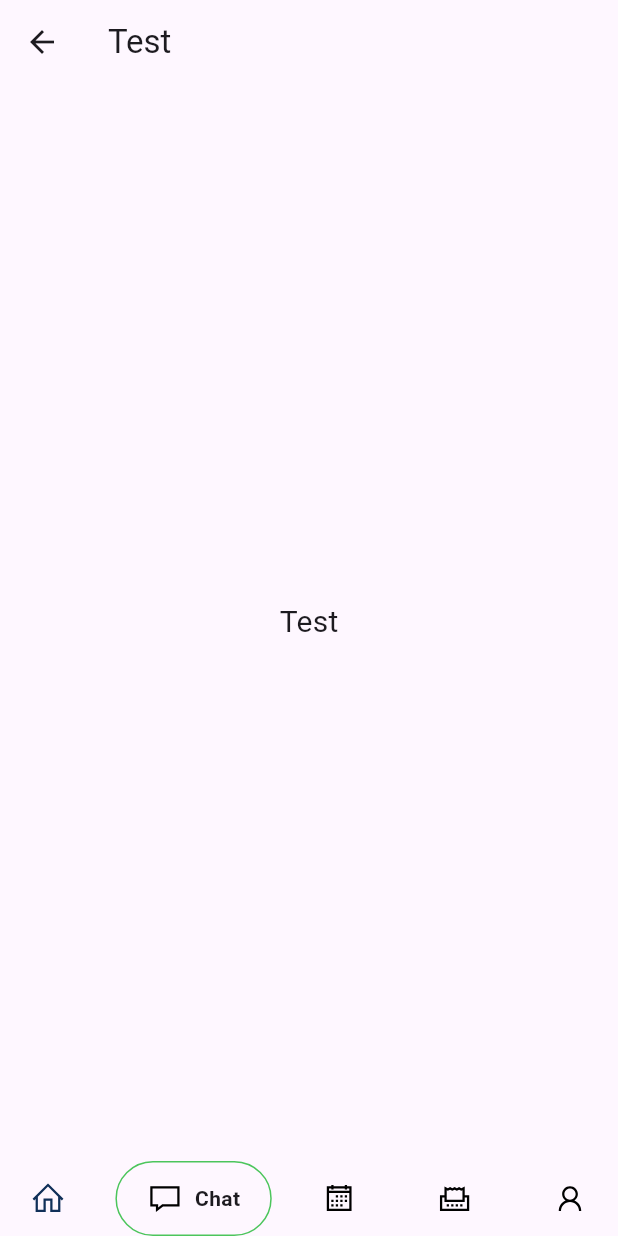
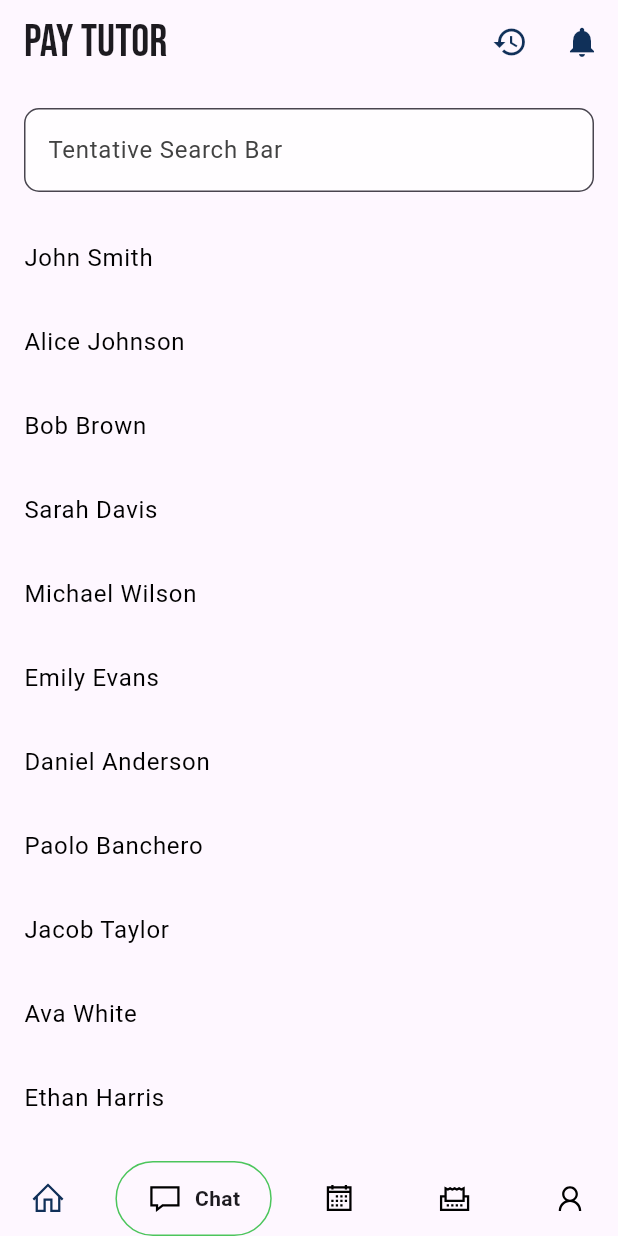
Before and after one commit to 707moments/projikt, a Flutter app: the PaymentScreen screen opened by its route, item 2 of the bottom bar chosen, on a phone screen of 412 x 824 dp. Run offline on Flutter 3.47's test engine with Material 2 defaults, Android fonts, the phone set to English and light mode, and no system bars; drawn by our look-alikes of google_nav_bar; our stand-ins replace dropdown_button2, flutter_animate, line_icons; missing offline and left inert: flutter_animated_button.

Commit message:
First Screen ni PSystem Pupil Done.

```diff
--- a/lib/customnavbar.dart
+++ b/lib/customnavbar.dart
@@ -5,6 +5,9 @@ import 'package:google_nav_bar/google_nav_bar.dart';
 import 'package:line_icons/line_icons.dart';
 import 'package:appdevproject/main.dart';
 import 'package:appdevproject/profile_screen.dart';
+
+
+// problem: overflow, right side, when home
 
 class CustomNavBar extends StatefulWidget {
   @override
--- a/lib/paymentscreen.dart
+++ b/lib/paymentscreen.dart
@@ -1,5 +1,12 @@
 import 'package:appdevproject/customnavbar.dart';
 import 'package:flutter/material.dart';
+
+/*
+TODO:
+1. Hiwalay ang hover to another dart file
+2. Find a better way to improve visibility sa list
+3. Better hover animation, current one sucks and feels slow and janky
+*/
 
 class PaymentScreen extends StatefulWidget {
   @override
@@ -7,26 +14,136 @@ class PaymentScreen extends StatefulWidget {
 }
 
 class _PaymentScreenState extends State<PaymentScreen> {
+  final List<String> items = [
+    'John Smith', 'Alice Johnson', 'Bob Brown', 'Sarah Davis', 'Michael Wilson',
+    'Emily Evans', 'Daniel Anderson', 'Paolo Banchero', 'Jacob Taylor', 'Ava White',
+    'Ethan Harris', 'Sophia Clark', 'Mia Lewis', 'Noah Hall', 'Charlotte Young',
+    'Liam Turner', 'Amelia Walker', 'Harper Harris', 'Evelyn Jackson', 'Logan White',
+    'Abigail Scott', 'Elijah Adams', 'Elizabeth Baker', 'James Lewis', 'Sofia Wright',
+    'Grace King', 'Lucas Mitchell', 'Chloe Lee', 'Benjamin Green', 'Victoria Carter',
+    'Henry Hill', 'Lily Morris', 'Zoe Phillips', 'Aiden Cook', 'Nora Parker', 'Hannah Hall',
+    'Lionel Messi', 'Grace Bell', 'Ella Murphy', 'Alexander Stewart', 'Avery Scott',
+    'William Hughes', 'Scarlett Edwards', 'Aaron James', 'Oliver Howard', 'Addison Ward',
+    'Lucy Price', 'Michael Rogers', 'Natalie Long', 'Brooklyn Collins', 'David Foster',
+    'Anna Reed', 'Victoria Miller', 'Sophia Sanders', 'James Bennett', 'Ella Gray',
+    'Aria Russell', 'Joseph Hayes', 'Layla Reed', 'Luna Sanders', 'Daniel Rivera', 'Mila Ward',
+    'Aurora Scott', 'Adolf Hitler', 'Penelope Turner', 'Hazel Perez', 'Christopher Ross',
+    'Zoe Rivera', 'Aubrey Coleman', 'Evelyn Patterson', 'Lydia Simmons', 'Samuel Murphy',
+    'Claire Turner', 'Audrey Henderson', 'Eli Wood', 'Skylar Ivorra', 'Lebron James',
+    'Joshua Brooks', 'Paisley Phillips', 'Lillian Hayes', 'Isaac Simmons', 'Charlie Wright',
+    'Aaliyah Wright',
+  ];
+
+  int? selectedItemIndex;
+
   @override
   Widget build(BuildContext context) {
     return Scaffold(
       appBar: AppBar(
-        title: Text('Test'),
+        title: Text('Pay Tutor',
+        style: TextStyle(
+                    fontFamily: 'Bebas',
+                    fontSize: 30,
+                    fontWeight: FontWeight.w400),
+        ),
+        actions: <Widget>[
+          IconButton(
+            icon: Icon(
+              Icons.history,
+              color: Color.fromRGBO(16, 48, 89, 1),
+            ),
+            onPressed: () {},
+          ),
+          IconButton(
+            icon: Icon(
+              Icons.notifications,
+              color: Color.fromRGBO(16, 48, 89, 1),
+            ),
+            onPressed: () {},
+          ),
+        ],
+        automaticallyImplyLeading: false,
       ),
-      body: Center(
-        child: Column(
-          mainAxisAlignment: MainAxisAlignment.center,
-          children: <Widget>[
-            Text(
-              'Test',
-              style: TextStyle(fontSize: 20.0),
+      body: Column(
+        children: <Widget>[
+          Padding(
+            padding: const EdgeInsets.all(16.0),
+            child: TextField(
+              decoration: InputDecoration(
+                border: OutlineInputBorder(
+                  borderRadius: BorderRadius.circular(10.0),
+                ),
+                filled: true,
+                hintStyle: TextStyle(color: Colors.grey[800]),
+                hintText: "Tentative Search Bar",
+                fillColor: Colors.white70,
+              ),
             ),
-
-          ],
-        ),
-
+          ),
+          Expanded(
+            child: ListView.builder(
+              itemCount: items.length,
+              itemBuilder: (context, index) {
+                return GestureDetector(
+                  onTap: () {
+                    setState(() {
+                      selectedItemIndex = index;
+                    });
+                    Navigator.push(
+                      context,
+                      MaterialPageRoute(
+                        builder: (context) => NewPage(items[index]),
+                      ),
+                    );
+                  },
+                  child: MouseRegion(
+                    onEnter: (_) {
+                      setState(() {
+                        selectedItemIndex = index;
+                      });
+                    },
+                    onExit: (_) {
+                      setState(() {
+                        selectedItemIndex = null;
+                      });
+                    },
+                    child: Container(
+                      color: selectedItemIndex == index ? Color.fromARGB(255, 15, 26, 122) : null,
+                      child: ListTile(
+                        title: Text(
+                          items[index],
+                          style: TextStyle(
+                            color: selectedItemIndex == index ? Colors.white : Colors.black,
+                          ),
+                        ),
+                      ),
+                    ),
+                  ),
+                );
+              },
+            ),
+          ),
+        ],
       ),
       bottomNavigationBar: CustomNavBar(),
     );
   }
 }
+
+class NewPage extends StatelessWidget {
+  final String item;
+
+  NewPage(this.item);
+
+  @override
+  Widget build(BuildContext context) {
+    return Scaffold(
+      appBar: AppBar(
+        title: Text('$item'),
+      ),
+      body: Center(
+        child: Text('Payment Screen something ni $item.'),
+      ),
+    );
+  }
+}
--- a/lib/profile_screen.dart
+++ b/lib/profile_screen.dart
@@ -2,6 +2,7 @@ import 'package:flutter/material.dart';
 import 'package:line_icons/line_icons.dart';
 import 'package:appdevproject/customnavbar.dart';
 
+// problem: you can see shit below the navbar. IMPORTANT
 void main() {
   runApp(
     MaterialApp(
@@ -194,7 +195,6 @@ class ProfileStudent extends StatelessWidget {
                           //fontWeight: FontWeight.bold,
                         ),
                       )
-
                     ],
                   ),
                 ),
```
